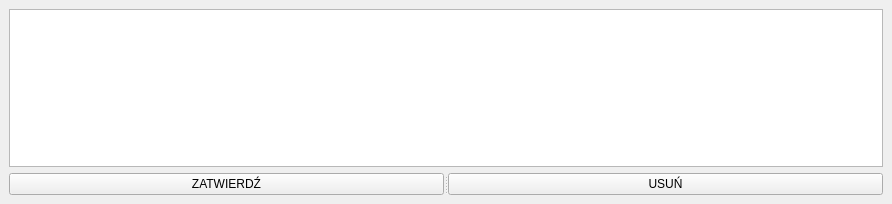
Above: templates/zamowienia/order.ui from PanWitold/program_ksiegowy before the change. Below: the same form after it.
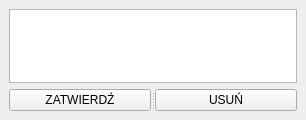
That is the form after the change.

```diff
--- a/templates/zamowienia/order.ui
+++ b/templates/zamowienia/order.ui
@@ -6,8 +6,8 @@
    <rect>
     <x>0</x>
     <y>0</y>
-    <width>892</width>
-    <height>204</height>
+    <width>306</width>
+    <height>120</height>
    </rect>
   </property>
   <property name="windowTitle">
```
Left out of the diff: 8 changed lines with no effect on the pictures.
